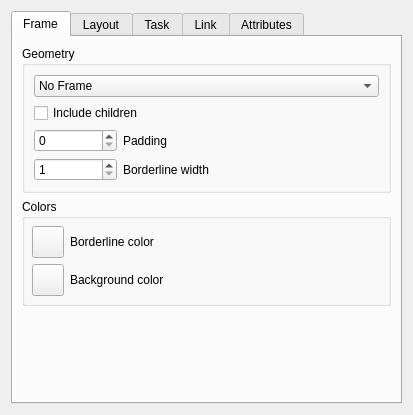
insilmaril/vym, file forms/branchpropeditor.ui: the form before one commit.
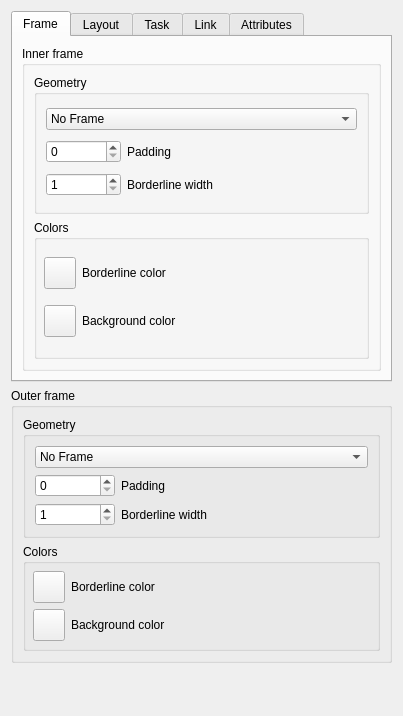
The form after the commit. The open tabs and pages were chosen to show the change.

Commit message:
Feature: Inner and outer frames for one branch
Initial setup support two frames for each branch. One around the heading
and flags, another one including the whole subtree.

(The latter one still has some drawing errors at this point)

```diff
--- a/forms/branchpropeditor.ui
+++ b/forms/branchpropeditor.ui
@@ -6,8 +6,8 @@
    <rect>
     <x>0</x>
     <y>0</y>
-    <width>413</width>
-    <height>415</height>
+    <width>403</width>
+    <height>716</height>
    </rect>
   </property>
   <property name="sizePolicy">
@@ -19,7 +19,7 @@
   <property name="windowTitle">
    <string>Branch Property Editor</string>
   </property>
-  <layout class="QVBoxLayout">
+  <layout class="QVBoxLayout" name="verticalLayout_11">
    <item>
     <widget class="QTabWidget" name="tabWidget">
      <property name="currentIndex">
@@ -46,13 +46,50 @@
         <number>9</number>
        </property>
        <item>
-        <widget class="QGroupBox" name="groupBox">
+        <widget class="QGroupBox" name="innerFrameGroupBox">
+         <property name="title">
+          <string>Inner frame</string>
+         </property>
+         <layout class="QVBoxLayout" name="verticalLayout_9">
+          <item>
+           <widget class="QGroupBox" name="innerFrameGeometryGroupBox">
          <property name="title">
           <string>Geometry</string>
          </property>
          <layout class="QGridLayout">
+             <item row="2" column="1" colspan="2">
+              <widget class="QLabel" name="innerFrameBorderLabel">
+               <property name="text">
+                <string>Borderline width</string>
+               </property>
+              </widget>
+             </item>
+             <item row="2" column="0">
+              <widget class="QSpinBox" name="innerFrameWidthSpinBox">
+               <property name="minimum">
+                <number>1</number>
+               </property>
+               <property name="maximum">
+                <number>20</number>
+               </property>
+              </widget>
+             </item>
+             <item row="1" column="0">
+              <widget class="QSpinBox" name="innerFramePaddingSpinBox">
+               <property name="maximum">
+                <number>50</number>
+               </property>
+              </widget>
+             </item>
+             <item row="1" column="1" colspan="2">
+              <widget class="QLabel" name="innerFramePaddingLabel">
+               <property name="text">
+                <string>Padding</string>
+               </property>
+              </widget>
+             </item>
           <item row="0" column="0" colspan="4">
-           <widget class="QComboBox" name="frameTypeCombo">
+              <widget class="QComboBox" name="innerFrameTypeCombo">
             <property name="sizePolicy">
              <sizepolicy hsizetype="Expanding" vsizetype="Fixed">
               <horstretch>0</horstretch>
@@ -86,66 +123,11 @@
             </item>
            </widget>
           </item>
-          <item row="2" column="1" colspan="2">
-           <widget class="QLabel" name="framePaddingLabel">
-            <property name="text">
-             <string>Padding</string>
-            </property>
-           </widget>
-          </item>
-          <item row="3" column="1" colspan="2">
-           <widget class="QLabel" name="frameBorderLabel">
-            <property name="text">
-             <string>Borderline width</string>
-            </property>
-           </widget>
-          </item>
-          <item row="2" column="0">
-           <widget class="QSpinBox" name="framePaddingSpinBox">
-            <property name="maximum">
-             <number>50</number>
-            </property>
-           </widget>
-          </item>
-          <item row="3" column="0">
-           <widget class="QSpinBox" name="frameWidthSpinBox">
-            <property name="minimum">
-             <number>1</number>
-            </property>
-            <property name="maximum">
-             <number>20</number>
-            </property>
-           </widget>
-          </item>
-          <item row="1" column="0" colspan="3">
-           <widget class="QCheckBox" name="includeChildrenCheckBox">
-            <property name="text">
-             <string>Include children</string>
-            </property>
-           </widget>
-          </item>
          </layout>
         </widget>
        </item>
        <item>
-        <layout class="QVBoxLayout">
-         <property name="spacing">
-          <number>6</number>
-         </property>
-         <property name="leftMargin">
-          <number>0</number>
-         </property>
-         <property name="topMargin">
-          <number>0</number>
-         </property>
-         <property name="rightMargin">
-          <number>0</number>
-         </property>
-         <property name="bottomMargin">
-          <number>0</number>
-         </property>
-         <item>
-          <widget class="QGroupBox" name="colorGroupBox">
+           <widget class="QGroupBox" name="innerFrameColorGroupBox">
            <property name="sizePolicy">
             <sizepolicy hsizetype="Expanding" vsizetype="Preferred">
              <horstretch>0</horstretch>
@@ -172,7 +154,7 @@
              <number>6</number>
             </property>
             <item row="1" column="0">
-             <widget class="QPushButton" name="frameBrushColorButton">
+              <widget class="QPushButton" name="innerFrameBrushColorButton">
               <property name="minimumSize">
                <size>
                 <width>32</width>
@@ -191,7 +173,7 @@
              </widget>
             </item>
             <item row="0" column="1">
-             <widget class="QLabel" name="penColorLabelDesc">
+              <widget class="QLabel" name="innerFramePenColorLabelDesc">
               <property name="sizePolicy">
                <sizepolicy hsizetype="Expanding" vsizetype="Preferred">
                 <horstretch>0</horstretch>
@@ -207,7 +189,7 @@
              </widget>
             </item>
             <item row="1" column="1">
-             <widget class="QLabel" name="brushColorLabelDesc">
+              <widget class="QLabel" name="innerFrameBrushColorLabelDesc">
               <property name="text">
                <string>Background color</string>
               </property>
@@ -217,7 +199,7 @@
              </widget>
             </item>
             <item row="0" column="0">
-             <widget class="QPushButton" name="framePenColorButton">
+              <widget class="QPushButton" name="innerFramePenColorButton">
               <property name="minimumSize">
                <size>
                 <width>32</width>
@@ -239,19 +221,7 @@
           </widget>
          </item>
         </layout>
-       </item>
-       <item>
-        <spacer name="verticalSpacer">
-         <property name="orientation">
-          <enum>Qt::Vertical</enum>
-         </property>
-         <property name="sizeHint" stdset="0">
-          <size>
-           <width>20</width>
-           <height>40</height>
-          </size>
-         </property>
-        </spacer>
+        </widget>
        </item>
       </layout>
      </widget>
@@ -711,6 +681,197 @@
      </widget>
     </widget>
    </item>
+   <item>
+    <widget class="QGroupBox" name="outerFrameGroupBox">
+     <property name="title">
+      <string>Outer frame</string>
+     </property>
+     <layout class="QVBoxLayout" name="verticalLayout_10">
+      <item>
+       <widget class="QGroupBox" name="outerFrameGeometryBox">
+        <property name="title">
+         <string>Geometry</string>
+        </property>
+        <layout class="QGridLayout" name="_2">
+         <item row="0" column="0" colspan="4">
+          <widget class="QComboBox" name="outerFrameTypeCombo">
+           <property name="sizePolicy">
+            <sizepolicy hsizetype="Expanding" vsizetype="Fixed">
+             <horstretch>0</horstretch>
+             <verstretch>0</verstretch>
+            </sizepolicy>
+           </property>
+           <item>
+            <property name="text">
+             <string>No Frame</string>
+            </property>
+           </item>
+           <item>
+            <property name="text">
+             <string>Rectangle</string>
+            </property>
+           </item>
+           <item>
+            <property name="text">
+             <string>Rounded Rectangle</string>
+            </property>
+           </item>
+           <item>
+            <property name="text">
+             <string>Ellipse</string>
+            </property>
+           </item>
+           <item>
+            <property name="text">
+             <string>Cloud</string>
+            </property>
+           </item>
+          </widget>
+         </item>
+         <item row="1" column="0">
+          <widget class="QSpinBox" name="outerFramePaddingSpinBox">
+           <property name="maximum">
+            <number>50</number>
+           </property>
+          </widget>
+         </item>
+         <item row="2" column="0">
+          <widget class="QSpinBox" name="outerFrameWidthSpinBox">
+           <property name="minimum">
+            <number>1</number>
+           </property>
+           <property name="maximum">
+            <number>20</number>
+           </property>
+          </widget>
+         </item>
+         <item row="2" column="1" colspan="2">
+          <widget class="QLabel" name="outerFrameBorderLabel">
+           <property name="text">
+            <string>Borderline width</string>
+           </property>
+          </widget>
+         </item>
+         <item row="1" column="1" colspan="2">
+          <widget class="QLabel" name="outerFramePaddingLabel">
+           <property name="text">
+            <string>Padding</string>
+           </property>
+          </widget>
+         </item>
+        </layout>
+       </widget>
+      </item>
+      <item>
+       <widget class="QGroupBox" name="outerFrameColorGroupBox">
+        <property name="sizePolicy">
+         <sizepolicy hsizetype="Expanding" vsizetype="Preferred">
+          <horstretch>0</horstretch>
+          <verstretch>0</verstretch>
+         </sizepolicy>
+        </property>
+        <property name="title">
+         <string>Colors</string>
+        </property>
+        <layout class="QGridLayout" name="_3">
+         <property name="leftMargin">
+          <number>7</number>
+         </property>
+         <property name="topMargin">
+          <number>7</number>
+         </property>
+         <property name="rightMargin">
+          <number>7</number>
+         </property>
+         <property name="bottomMargin">
+          <number>7</number>
+         </property>
+         <property name="spacing">
+          <number>6</number>
+         </property>
+         <item row="1" column="0">
+          <widget class="QPushButton" name="outerFrameBrushColorButton">
+           <property name="minimumSize">
+            <size>
+             <width>32</width>
+             <height>32</height>
+            </size>
+           </property>
+           <property name="maximumSize">
+            <size>
+             <width>20</width>
+             <height>16777215</height>
+            </size>
+           </property>
+           <property name="text">
+            <string/>
+           </property>
+          </widget>
+         </item>
+         <item row="0" column="1">
+          <widget class="QLabel" name="outerFramePenColorLabelDesc">
+           <property name="sizePolicy">
+            <sizepolicy hsizetype="Expanding" vsizetype="Preferred">
+             <horstretch>0</horstretch>
+             <verstretch>0</verstretch>
+            </sizepolicy>
+           </property>
+           <property name="text">
+            <string>Borderline color</string>
+           </property>
+           <property name="buddy">
+            <cstring>innerFramePenColorButton</cstring>
+           </property>
+          </widget>
+         </item>
+         <item row="1" column="1">
+          <widget class="QLabel" name="outerFrameBrushColorLabelDesc">
+           <property name="text">
+            <string>Background color</string>
+           </property>
+           <property name="buddy">
+            <cstring>innerFrameBrushColorButton</cstring>
+           </property>
+          </widget>
+         </item>
+         <item row="0" column="0">
+          <widget class="QPushButton" name="outerFramePenColorButton">
+           <property name="minimumSize">
+            <size>
+             <width>32</width>
+             <height>32</height>
+            </size>
+           </property>
+           <property name="maximumSize">
+            <size>
+             <width>20</width>
+             <height>16777215</height>
+            </size>
+           </property>
+           <property name="text">
+            <string/>
+           </property>
+          </widget>
+         </item>
+        </layout>
+       </widget>
+      </item>
+     </layout>
+    </widget>
+   </item>
+   <item>
+    <spacer name="verticalSpacer">
+     <property name="orientation">
+      <enum>Qt::Vertical</enum>
+     </property>
+     <property name="sizeHint" stdset="0">
+      <size>
+       <width>20</width>
+       <height>40</height>
+      </size>
+     </property>
+    </spacer>
+   </item>
   </layout>
  </widget>
  <resources/>
```
Left out of the diff: 8 changed lines with no effect on the pictures. Lines whose indentation alone changed are shown as unchanged. The commit also changes 14 other files.
